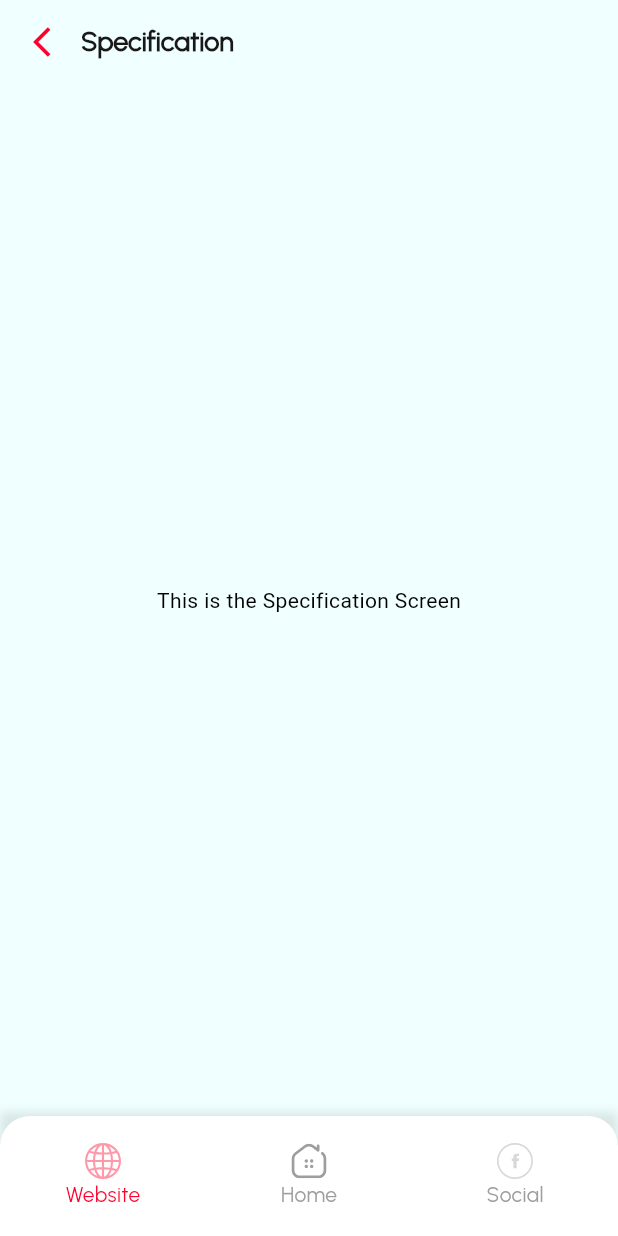
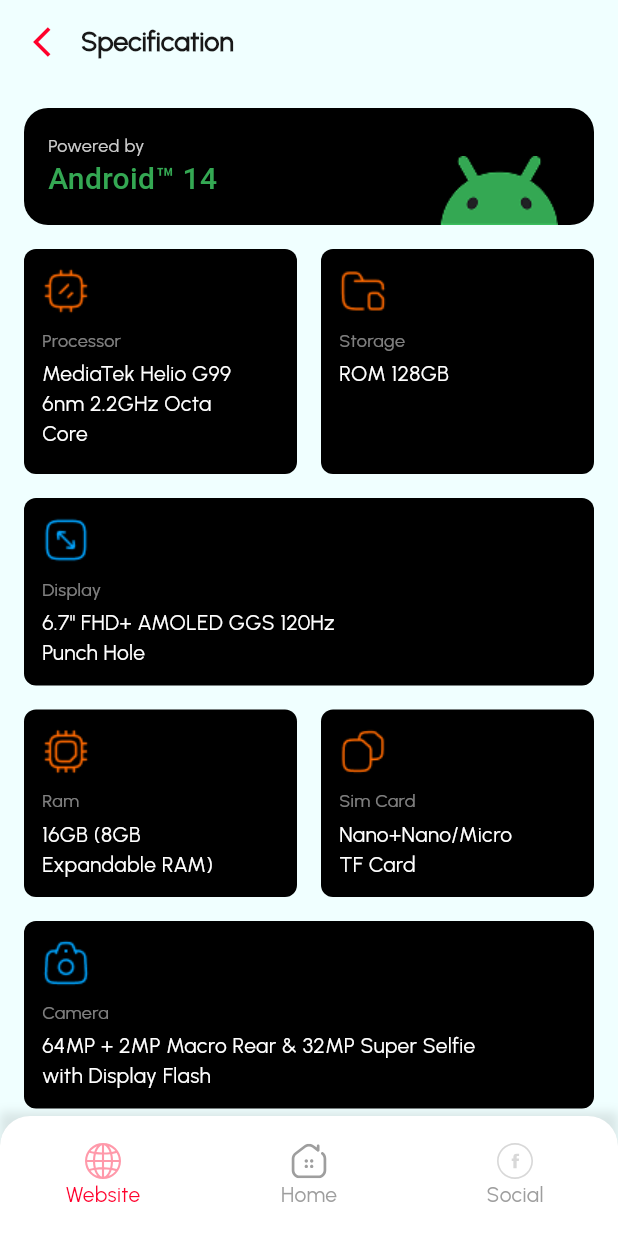
Before and after one commit to cooltoukir/symphony_app, a Flutter app: the SpecificationScreen screen opened by its route, on a phone screen of 412 x 824 dp. Run offline on Flutter 3.47's test engine with Material 3 defaults, Android fonts, the phone set to English and light mode, and no system bars; our stand-ins replace bloc, flutter_bloc, flutter_svg, get_it, hexcolor.

Commit message:
Specification page design done

```diff
--- /dev/null
+++ b/devtools_options.yaml
@@ -0,0 +1,3 @@
+description: This file stores settings for Dart & Flutter DevTools.
+documentation: https://docs.flutter.dev/tools/devtools/extensions#configure-extension-enablement-states
+extensions:
--- a/lib/core/constants/app_constants.dart
+++ b/lib/core/constants/app_constants.dart
@@ -5,6 +5,7 @@
 import 'package:symphony_app/features/website/presentation/pages/website_screen.dart';
 
 import '../../features/check_support/data/check_support_item_data.dart';
+import '../../features/specification/data/specification_item.dart';
 import '../routes/routes_name.dart';
 
 class AppConstants {
@@ -95,4 +96,53 @@
       distance: '2.71 KM',
     ),
   ];
+
+  static List<SpecificationItem> specificationItems = [
+    SpecificationItem(
+      iconPath: 'assets/icons/specification_icon_2.png',
+      title: 'Processor',
+      description: 'MediaTek Helio G99\n6nm 2.2GHz Octa\nCore',
+    ),
+    SpecificationItem(
+      iconPath: 'assets/icons/specification_icon_3.png',
+      title: 'Storage',
+      description: 'ROM 128GB',
+    ),
+    SpecificationItem(
+      iconPath: 'assets/icons/specification_icon_4.png',
+      title: 'Display',
+      description: '6.7" FHD+ AMOLED GGS 120Hz\nPunch Hole',
+    ),
+    SpecificationItem(
+      iconPath: 'assets/icons/specification_icon_5.png',
+      title: 'Ram',
+      description: '16GB (8GB\nExpandable RAM)',
+    ),
+    SpecificationItem(
+      iconPath: 'assets/icons/specification_icon_6.png',
+      title: 'Sim Card',
+      description: 'Nano+Nano/Micro\nTF Card',
+    ),
+    SpecificationItem(
+      iconPath: 'assets/icons/specification_icon_7.png',
+      title: 'Camera',
+      description:
+          '64MP + 2MP Macro Rear & 32MP Super Selfie\nwith Display Flash',
+    ),
+    SpecificationItem(
+      iconPath: 'assets/icons/specification_icon_8.png',
+      title: 'Network',
+      description: '4G, 3G, 2G',
+    ),
+    SpecificationItem(
+      iconPath: 'assets/icons/specification_icon_9.png',
+      title: 'Battery',
+      description: '5000mAh',
+    ),
+    SpecificationItem(
+      iconPath: 'assets/icons/specification_icon_10.png',
+      title: 'Device Sensors',
+      description: 'Fingerprint/Proximity/Light/Gravity/Magnetic/\nGyro Sensor',
+    ),
+  ];
 }
--- a/lib/core/utils/colors_class.dart
+++ b/lib/core/utils/colors_class.dart
@@ -17,10 +17,13 @@
   static Color borderBlack20 = HexColor('#33E7EBF2');
   static Color textGrey = HexColor('#8B8B8B');
   static Color white50 = HexColor('#80000000');
+  static Color white80 = HexColor('#CCFFFFFF');
   static Color black50 = HexColor('#40000000');
   static Color black10 = HexColor('#1A000000');
   static Color black20 = HexColor('#33000000');
   static Color grey = HexColor('#414243');
   static Color grey20 = HexColor('#33D1D1D1');
   static Color disGrey = HexColor('#D1D1D1');
+  static Color green = HexColor('#34A853');
+  static Color titleWhite = HexColor('#80FFFFFF');
 }
--- /dev/null
+++ b/lib/features/specification/data/specification_item.dart
@@ -0,0 +1,11 @@
+class SpecificationItem {
+  final String iconPath;
+  final String title;
+  final String description;
+
+  SpecificationItem({
+    required this.iconPath,
+    required this.title,
+    required this.description,
+  });
+}
--- a/lib/features/specification/presentation/pages/specification_screen.dart
+++ b/lib/features/specification/presentation/pages/specification_screen.dart
@@ -1,13 +1,17 @@
 import 'package:flutter/material.dart';
 
 import '../../../../core/constants/app_constants.dart';
+import '../../../../core/utils/colors_class.dart';
 import '../../../../core/widgets/bottom_navigation/bottom_navigation.dart';
+import '../widgets/specification_card.dart';
 
 class SpecificationScreen extends StatelessWidget {
   const SpecificationScreen({super.key});
 
   @override
   Widget build(BuildContext context) {
+    final isDarkMode = Theme.of(context).brightness == Brightness.dark;
+
     return Scaffold(
       appBar: AppBar(
         leadingWidth: 50,
@@ -23,7 +27,106 @@
         titleSpacing: 4,
         title: const Text(AppConstants.specificationScreenTitle),
       ),
-      body: const Center(child: Text('This is the Specification Screen')),
+      body: SingleChildScrollView(
+        padding: const EdgeInsets.all(16.0),
+        child: Column(
+          crossAxisAlignment: CrossAxisAlignment.start,
+          children: [
+            SizedBox(
+              width: double.infinity,
+              child: Container(
+                decoration: BoxDecoration(
+                  color:
+                      isDarkMode
+                          ? Colors.black.withValues(alpha: 0.2)
+                          : Colors.black,
+                  borderRadius: BorderRadius.circular(16.0),
+                ),
+                child: Stack(
+                  children: [
+                    Padding(
+                      padding: const EdgeInsets.symmetric(
+                        vertical: 16.0,
+                        horizontal: 16.0,
+                      ),
+                      child: Column(
+                        crossAxisAlignment: CrossAxisAlignment.start,
+                        children: [
+                          Text(
+                            'Powered by',
+                            style: TextStyle(
+                              fontFamily: 'Urbanist',
+                              color: ColorsClass.white80,
+                              fontSize: 12,
+                              fontWeight: FontWeight.w500,
+                            ),
+                          ),
+                          Text(
+                            'Android™ 14',
+                            style: TextStyle(
+                              color: ColorsClass.green,
+                              fontSize: 20,
+                              fontWeight: FontWeight.w500,
+                            ),
+                          ),
+                        ],
+                      ),
+                    ),
+                    Positioned(
+                      bottom: 0.0,
+                      right: 8.0,
+                      child: Padding(
+                        padding: const EdgeInsets.only(right: 16.0),
+                        child: Image.asset(
+                          'assets/icons/specification_icon_1.png',
+                          width: 80,
+                          height: 46,
+                          fit: BoxFit.fill,
+                        ),
+                      ),
+                    ),
+                  ],
+                ),
+              ),
+            ),
+            SizedBox(height: 16.0),
+
+            Wrap(
+              spacing: 16.0,
+              runSpacing: 16.0,
+              children: [
+                for (int i = 0; i < AppConstants.specificationItems.length; i++)
+                  if (i == 0 || i == 1)
+                    ConstrainedBox(
+                      constraints: BoxConstraints(
+                        minHeight: 150,
+                        maxHeight: 150,
+                        minWidth: (MediaQuery.of(context).size.width - 48) / 2,
+                        maxWidth: (MediaQuery.of(context).size.width - 48) / 2,
+                      ),
+                      child: SpecificationCard(
+                        item: AppConstants.specificationItems[i],
+                      ),
+                    )
+                  else if (i == 2 || i == 5 || i == 8)
+                    SizedBox(
+                      width: MediaQuery.of(context).size.width - 32,
+                      child: SpecificationCard(
+                        item: AppConstants.specificationItems[i],
+                      ),
+                    )
+                  else
+                    SizedBox(
+                      width: (MediaQuery.of(context).size.width - 48) / 2,
+                      child: SpecificationCard(
+                        item: AppConstants.specificationItems[i],
+                      ),
+                    ),
+              ],
+            ),
+          ],
+        ),
+      ),
       bottomNavigationBar: BottomNavigation(),
     );
   }
--- /dev/null
+++ b/lib/features/specification/presentation/widgets/specification_card.dart
@@ -0,0 +1,49 @@
+import 'package:flutter/material.dart';
+
+import '../../../../core/utils/colors_class.dart';
+import '../../data/specification_item.dart';
+
+class SpecificationCard extends StatelessWidget {
+  final SpecificationItem item;
+
+  const SpecificationCard({super.key, required this.item});
+
+  @override
+  Widget build(BuildContext context) {
+    final isDarkMode = Theme.of(context).brightness == Brightness.dark;
+
+    return Container(
+      padding: const EdgeInsets.all(12.0),
+      decoration: BoxDecoration(
+        color: isDarkMode ? Colors.black.withValues(alpha: 0.2) : Colors.black,
+        borderRadius: BorderRadius.circular(8.0),
+      ),
+      child: Column(
+        crossAxisAlignment: CrossAxisAlignment.start,
+        children: [
+          Image.asset(item.iconPath, width: 32, height: 32),
+          const SizedBox(height: 8.0),
+          Text(
+            item.title,
+            style: TextStyle(
+              fontFamily: 'Urbanist',
+              color: ColorsClass.titleWhite,
+              fontSize: 12,
+              fontWeight: FontWeight.w500,
+            ),
+          ),
+          const SizedBox(height: 4.0),
+          Text(
+            item.description,
+            style: TextStyle(
+              fontFamily: 'Urbanist',
+              color: ColorsClass.whiteColor,
+              fontSize: 14,
+              fontWeight: FontWeight.w500,
+            ),
+          ),
+        ],
+      ),
+    );
+  }
+}
```
Also changed, not shown: assets/icons/specification_icon_1.png (added), assets/icons/specification_icon_10.png (added), assets/icons/specification_icon_2.png (added), assets/icons/specification_icon_3.png (added), assets/icons/specification_icon_4.png (added), assets/icons/specification_icon_5.png (added), assets/icons/specification_icon_6.png (added), assets/icons/specification_icon_7.png (added), assets/icons/specification_icon_8.png (added), assets/icons/specification_icon_9.png (added).
